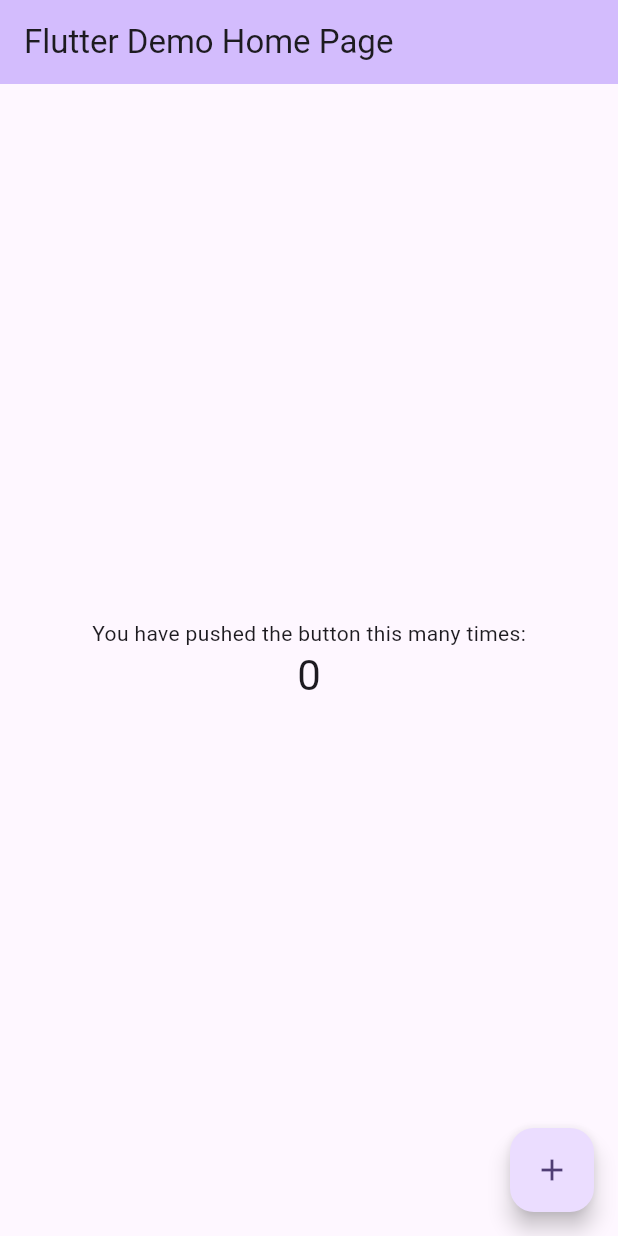
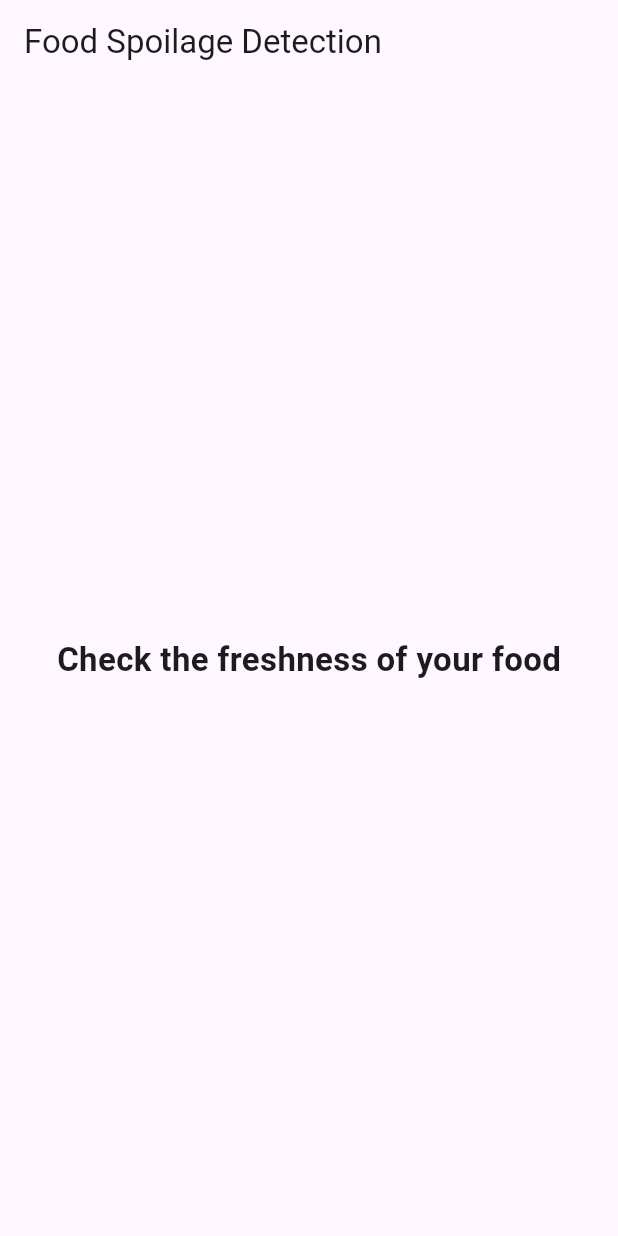
Before and after one commit to Deborah-dev-lab/food-spoilage-detection, a Flutter app: the screen it shows after launch, on a phone screen of 412 x 824 dp. Run offline on Flutter 3.47's test engine with Material 3 defaults, Android fonts, the phone set to English and light mode, and no system bars.

Commit message:
Create initial Food Spoilage Detection app structure

```diff
--- a/lib/main.dart
+++ b/lib/main.dart
@@ -1,122 +1,22 @@
 import 'package:flutter/material.dart';
+import 'screens/home_screen.dart';
 
 void main() {
-  runApp(const MyApp());
+  runApp(const FoodSpoilageApp());
 }
 
-class MyApp extends StatelessWidget {
-  const MyApp({super.key});
+class FoodSpoilageApp extends StatelessWidget {
+  const FoodSpoilageApp({super.key});
 
-  // This widget is the root of your application.
   @override
   Widget build(BuildContext context) {
     return MaterialApp(
-      title: 'Flutter Demo',
+      title: 'Food Spoilage Detection',
+      debugShowCheckedModeBanner: false,
       theme: ThemeData(
-        // This is the theme of your application.
-        //
-        // TRY THIS: Try running your application with "flutter run". You'll see
-        // the application has a purple toolbar. Then, without quitting the app,
-        // try changing the seedColor in the colorScheme below to Colors.green
-        // and then invoke "hot reload" (save your changes or press the "hot
-        // reload" button in a Flutter-supported IDE, or press "r" if you used
-        // the command line to start the app).
-        //
-        // Notice that the counter didn't reset back to zero; the application
-        // state is not lost during the reload. To reset the state, use hot
-        // restart instead.
-        //
-        // This works for code too, not just values: Most code changes can be
-        // tested with just a hot reload.
-        colorScheme: .fromSeed(seedColor: Colors.deepPurple),
+        useMaterial3: true,
       ),
-      home: const MyHomePage(title: 'Flutter Demo Home Page'),
+      home: const HomeScreen(),
     );
   }
 }
-
-class MyHomePage extends StatefulWidget {
-  const MyHomePage({super.key, required this.title});
-
-  // This widget is the home page of your application. It is stateful, meaning
-  // that it has a State object (defined below) that contains fields that affect
-  // how it looks.
-
-  // This class is the configuration for the state. It holds the values (in this
-  // case the title) provided by the parent (in this case the App widget) and
-  // used by the build method of the State. Fields in a Widget subclass are
-  // always marked "final".
-
-  final String title;
-
-  @override
-  State<MyHomePage> createState() => _MyHomePageState();
-}
-
-class _MyHomePageState extends State<MyHomePage> {
-  int _counter = 0;
-
-  void _incrementCounter() {
-    setState(() {
-      // This call to setState tells the Flutter framework that something has
-      // changed in this State, which causes it to rerun the build method below
-      // so that the display can reflect the updated values. If we changed
-      // _counter without calling setState(), then the build method would not be
-      // called again, and so nothing would appear to happen.
-      _counter++;
-    });
-  }
-
-  @override
-  Widget build(BuildContext context) {
-    // This method is rerun every time setState is called, for instance as done
-    // by the _incrementCounter method above.
-    //
-    // The Flutter framework has been optimized to make rerunning build methods
-    // fast, so that you can just rebuild anything that needs updating rather
-    // than having to individually change instances of widgets.
-    return Scaffold(
-      appBar: AppBar(
-        // TRY THIS: Try changing the color here to a specific color (to
-        // Colors.amber, perhaps?) and trigger a hot reload to see the AppBar
-        // change color while the other colors stay the same.
-        backgroundColor: Theme.of(context).colorScheme.inversePrimary,
-        // Here we take the value from the MyHomePage object that was created by
-        // the App.build method, and use it to set our appbar title.
-        title: Text(widget.title),
-      ),
-      body: Center(
-        // Center is a layout widget. It takes a single child and positions it
-        // in the middle of the parent.
-        child: Column(
-          // Column is also a layout widget. It takes a list of children and
-          // arranges them vertically. By default, it sizes itself to fit its
-          // children horizontally, and tries to be as tall as its parent.
-          //
-          // Column has various properties to control how it sizes itself and
-          // how it positions its children. Here we use mainAxisAlignment to
-          // center the children vertically; the main axis here is the vertical
-          // axis because Columns are vertical (the cross axis would be
-          // horizontal).
-          //
-          // TRY THIS: Invoke "debug painting" (choose the "Toggle Debug Paint"
-          // action in the IDE, or press "p" in the console), to see the
-          // wireframe for each widget.
-          mainAxisAlignment: .center,
-          children: [
-            const Text('You have pushed the button this many times:'),
-            Text(
-              '$_counter',
-              style: Theme.of(context).textTheme.headlineMedium,
-            ),
-          ],
-        ),
-      ),
-      floatingActionButton: FloatingActionButton(
-        onPressed: _incrementCounter,
-        tooltip: 'Increment',
-        child: const Icon(Icons.add),
-      ),
-    );
-  }
-}
--- a/lib/screens/home_screen.dart
+++ b/lib/screens/home_screen.dart
@@ -0,0 +1,23 @@
+import 'package:flutter/material.dart';
+
+class HomeScreen extends StatelessWidget {
+  const HomeScreen({super.key});
+
+  @override
+  Widget build(BuildContext context) {
+    return Scaffold(
+      appBar: AppBar(
+        title: const Text('Food Spoilage Detection'),
+      ),
+      body: const Center(
+        child: Text(
+          'Check the freshness of your food',
+          style: TextStyle(
+            fontSize: 22,
+            fontWeight: FontWeight.w600,
+          ),
+        ),
+      ),
+    );
+  }
+}
```
Also changed, not shown: 1 other file.
